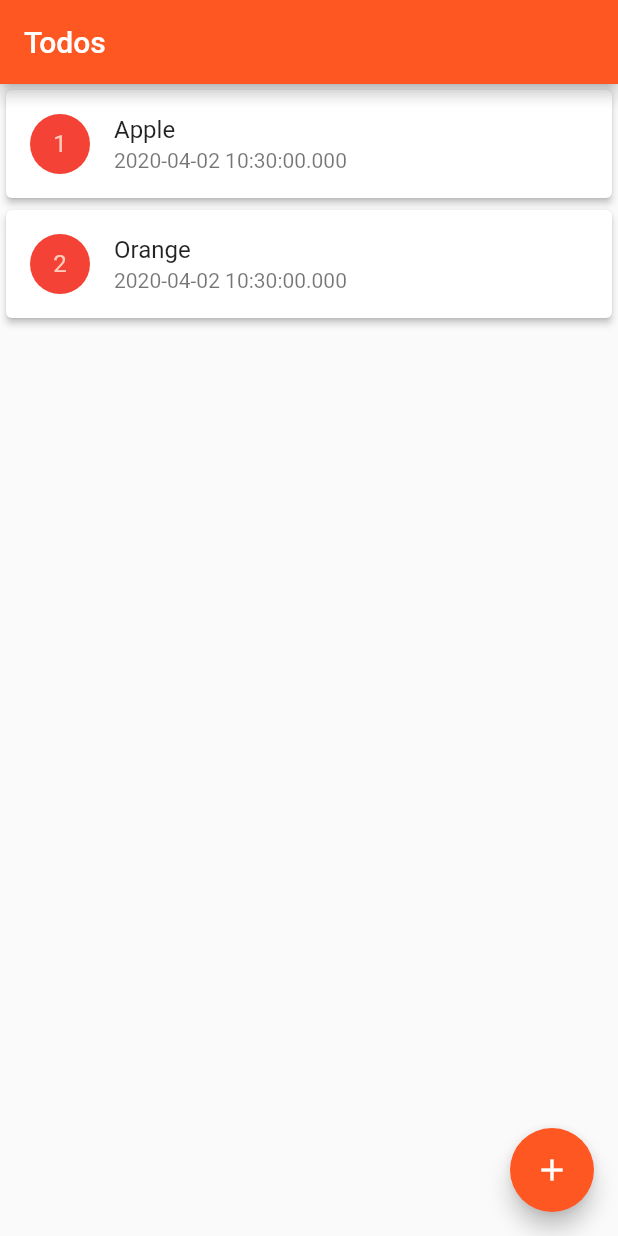
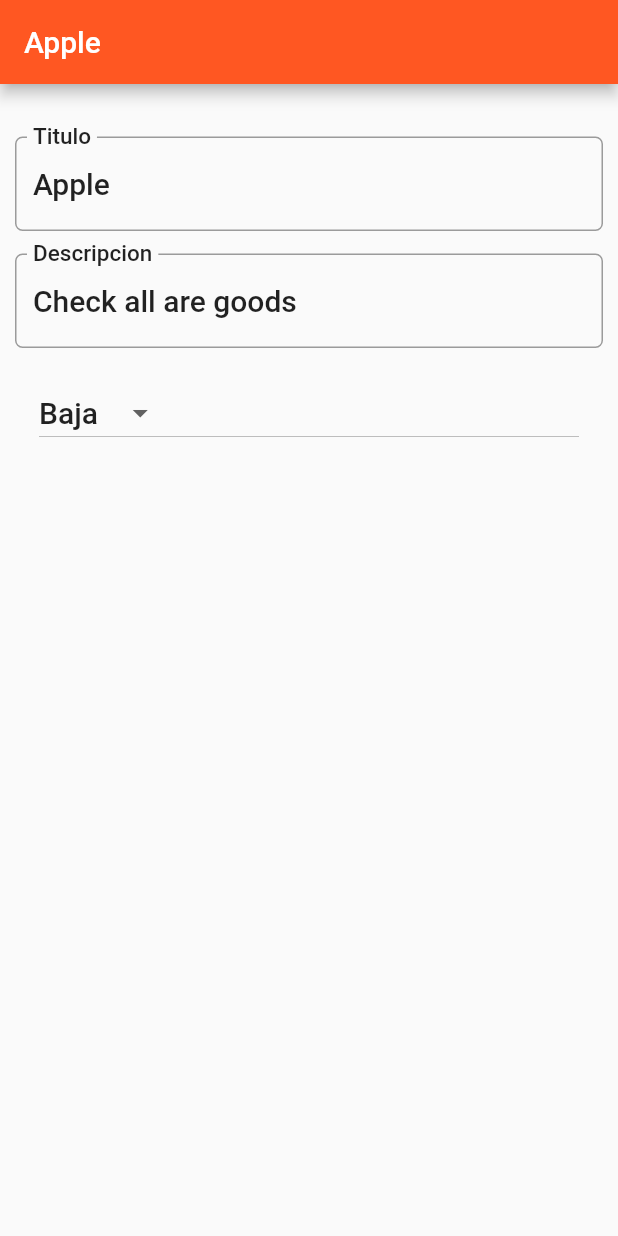
Before and after one commit to astudisho/flutter_navigation_sqflite, a Flutter app: the screen it shows after launch, after a tap on an icon or button, on a phone screen of 412 x 824 dp. Run offline on Flutter 3.47's test engine with Material 2 defaults, Android fonts, the phone set to English and light mode, and no system bars; our stand-ins replace sqflite; accounts and stored records are empty.

```diff
--- a/lib/screens/todoList.dart
+++ b/lib/screens/todoList.dart
@@ -1,6 +1,7 @@
 import 'package:flutter/material.dart';
 
 import 'package:flutter_navigation_sqlite/model/todo.dart';
+import 'package:flutter_navigation_sqlite/screens/todo_detail.dart';
 import 'package:flutter_navigation_sqlite/util/dbhelper.dart';
 
 class TodoList extends StatefulWidget {
@@ -22,7 +23,7 @@ class TodoListState extends State<TodoList> {
     return Scaffold(
       body: todoListItems(),
       floatingActionButton: FloatingActionButton(
-        onPressed: null,
+        onPressed: () => navigateToDetail(Todo('', 3, '')),
         tooltip: "Add todo",
         child: new Icon(Icons.add),
       ),
@@ -38,13 +39,14 @@ class TodoListState extends State<TodoList> {
           elevation: 2.0,
           child: ListTile(
             leading: CircleAvatar(
-              backgroundColor: Colors.red,
+              backgroundColor: getColor(this._todoList[index].priority),
               child: Text(this._todoList[index].id.toString()),
             ),
             title: Text(this._todoList[index].title.toString()),
             subtitle: Text(this._todoList[index].date.toString()),
             onTap: () {
               debugPrint(this._todoList[index].id.toString());
+              navigateToDetail(this._todoList[index]);
             },
           ),
         );
@@ -53,38 +55,17 @@ class TodoListState extends State<TodoList> {
   }
 
   void getData() async {
-    // final dbFuture = _helper.initializeDb();
-    // dbFuture.then((result) {
-    //   final todosFuture = _helper.getTodos();
-    //   todosFuture.then((result) {
-    //     List<Todo> todoList = new List<Todo>();
-    //     _count = result.length;
-
-    //     //for (final obj in result) {
-    //     for (int i = 0; i < _count; i++){
-    //       var aux = Todo.fromObject(result[i]);
-    //       todoList.add(aux);
-    //       debugPrint(result[i].title);
-    //     }
-    //     setState(() {
-    //       this._todoList = todoList;
-    //       this._count = _count;
-    //     });
-    //     debugPrint("Items: " + _count.toString());
-    //   });
-    // });
-    final db = await _helper.initializeDb();
+    await _helper.initializeDb();
 
     var todos = await _helper.getTodos();
     List<Todo> todoList = new List<Todo>();
     _count = todos.length;
 
-    if(_count <= 0){
+    if (_count <= 0) {
       _seedData();
     }
 
-
-    for(int i = 0; i < _count; i++){
+    for (int i = 0; i < _count; i++) {
       var aux = Todo.fromObject(todos[i]);
       todoList.add(aux);
       debugPrint(aux.title);
@@ -95,16 +76,38 @@ class TodoListState extends State<TodoList> {
     });
   }
 
-  void _seedData() async{
-      var now= new DateTime.now();
+  Color getColor(int priority) {
+    switch (priority) {
+      case 1:
+        return Colors.red;
+        break;
+      case 2:
+        return Colors.orange;
+        break;
+      case 3:
+        return Colors.green;
+        break;
+      default:
+        return Colors.green;
+        break;
+    }
+  }
+
+  void _seedData() async {
+    var now = new DateTime.now();
     List<Todo> toInserList = <Todo>[
-      new Todo("Apple",0, now.toString(), "Check all are goods"),
-      new Todo("Orange",1, now.toString(), "Check all are goods"),
+      new Todo("Apple", 0, now.toString(), "Check all are goods"),
+      new Todo("Orange", 1, now.toString(), "Check all are goods"),
     ];
 
-    for(final todo in toInserList){
+    for (final todo in toInserList) {
       var index = await _helper.insert(todo);
       //debugPrint("Inserted " + todo.title);
     }
   }
+
+  void navigateToDetail(Todo todo) async {
+    bool result = await Navigator.push(
+        context, MaterialPageRoute(builder: (context) => TodoDetail(todo)));
+  }
 }
--- /dev/null
+++ b/lib/screens/todo_detail.dart
@@ -0,0 +1,81 @@
+import 'package:flutter/material.dart';
+import 'package:flutter/services.dart';
+import 'package:flutter_navigation_sqlite/model/todo.dart';
+import 'package:flutter_navigation_sqlite/util/dbhelper.dart';
+import 'package:intl/intl.dart';
+
+class TodoDetail extends StatefulWidget {
+  final Todo todo;
+
+  TodoDetail(this.todo);
+  @override
+  _TodoDetailState createState() => _TodoDetailState(todo);
+}
+
+class _TodoDetailState extends State<TodoDetail> {
+  _TodoDetailState(this.todo);
+  Todo todo;
+  final _priorities = ["Alta", "Media", "Baja"];
+  String _priority = "Baja";
+  TextEditingController titleController = new TextEditingController();
+  TextEditingController descriptionController = new TextEditingController();
+  @override
+  Widget build(BuildContext context) {
+    titleController.text = todo.title;
+    descriptionController.text = todo.description;
+    TextStyle textStyle = Theme.of(context).textTheme.headline6;
+    return Scaffold(
+        appBar: AppBar(
+          automaticallyImplyLeading: false,
+          title: Text(todo.title),
+        ),
+        body: Padding(
+          padding: EdgeInsets.only(top: 35.0, left: 10, right: 10),
+          child: ListView(
+            children: <Widget>[
+              Column(
+                children: <Widget>[
+                  TextField(
+                    controller: titleController,
+                    style: textStyle,
+                    decoration: InputDecoration(
+                        labelStyle: textStyle,
+                        labelText: "Titulo",
+                        border: OutlineInputBorder(
+                          borderRadius: BorderRadius.circular(5.0),
+                        )),
+                  ),
+                  Padding(
+                    padding: EdgeInsets.only(top: 15.0, bottom: 15.0),
+                    child: TextField(
+                      controller: descriptionController,
+                      style: textStyle,
+                      decoration: InputDecoration(
+                          labelStyle: textStyle,
+                          labelText: "Descripcion",
+                          border: OutlineInputBorder(
+                            borderRadius: BorderRadius.circular(5.0),
+                          )),
+                    ),
+                  ),
+                  ListTile(
+                      title: DropdownButton<String>(
+                    items: _priorities.map((String value) {
+                      return DropdownMenuItem<String>(
+                        value: value,
+                        child: Text(value),
+                      );
+                    }).toList(),
+                    value: _priority,
+                    style: textStyle,
+                    onChanged: (String value) {
+                      return;
+                    },
+                  )),
+                ],
+              ),
+            ],
+          ),
+        ));
+  }
+}
```
